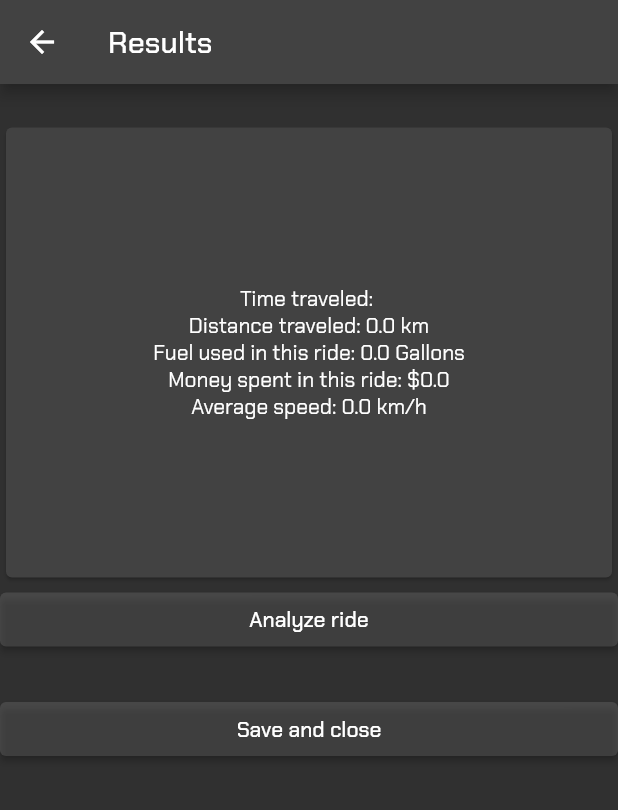
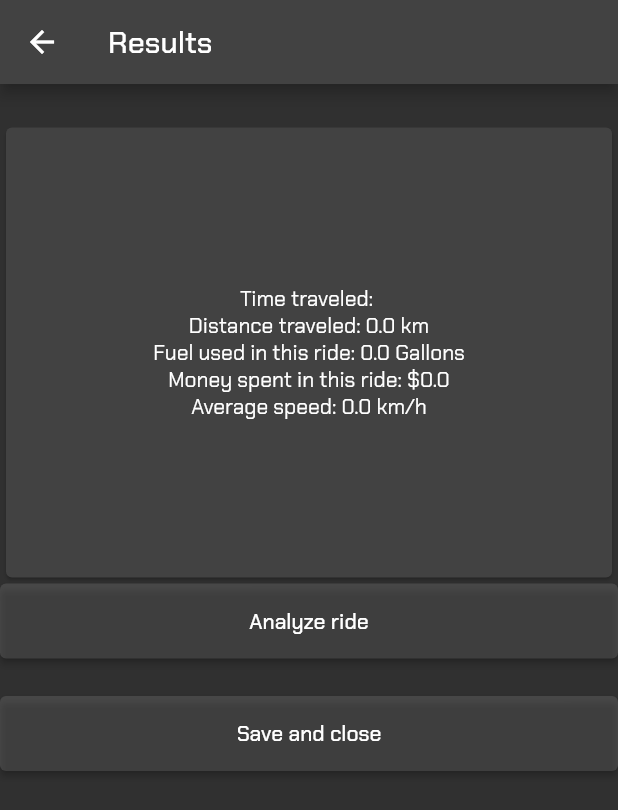
Before and after one commit to navirobayo/venom, a Flutter app: the ResultsScreen screen opened directly with empty values, on a phone screen of 412 x 824 dp. Shown: the top 810 px of the screen. Run offline on Flutter 3.47's test engine with Material 2 defaults, Android fonts, the phone set to English and light mode, and no system bars; our stand-ins replace circular_countdown_timer, flutter_time_picker_spinner, google_fonts, sqflite; accounts and stored records are empty.

Commit message:
Expanded changed to a SizedBox to fix Issue #1

```diff
--- a/venom/lib/presentation/new_ride/results_screen.dart
+++ b/venom/lib/presentation/new_ride/results_screen.dart
@@ -91,7 +91,8 @@ class _ResultsScreenState extends State<ResultsScreen> {
               ),
             ),
           ),
-          Expanded(
+          SizedBox(
+            height: 50,
             child: ElevatedButton(
               style: ButtonStyle(
                 backgroundColor:
@@ -114,7 +115,8 @@ class _ResultsScreenState extends State<ResultsScreen> {
           const SizedBox(
             height: 25,
           ),
-          Expanded(
+          SizedBox(
+            height: 50,
             child: ElevatedButton(
               style: ButtonStyle(
                 backgroundColor:
```
